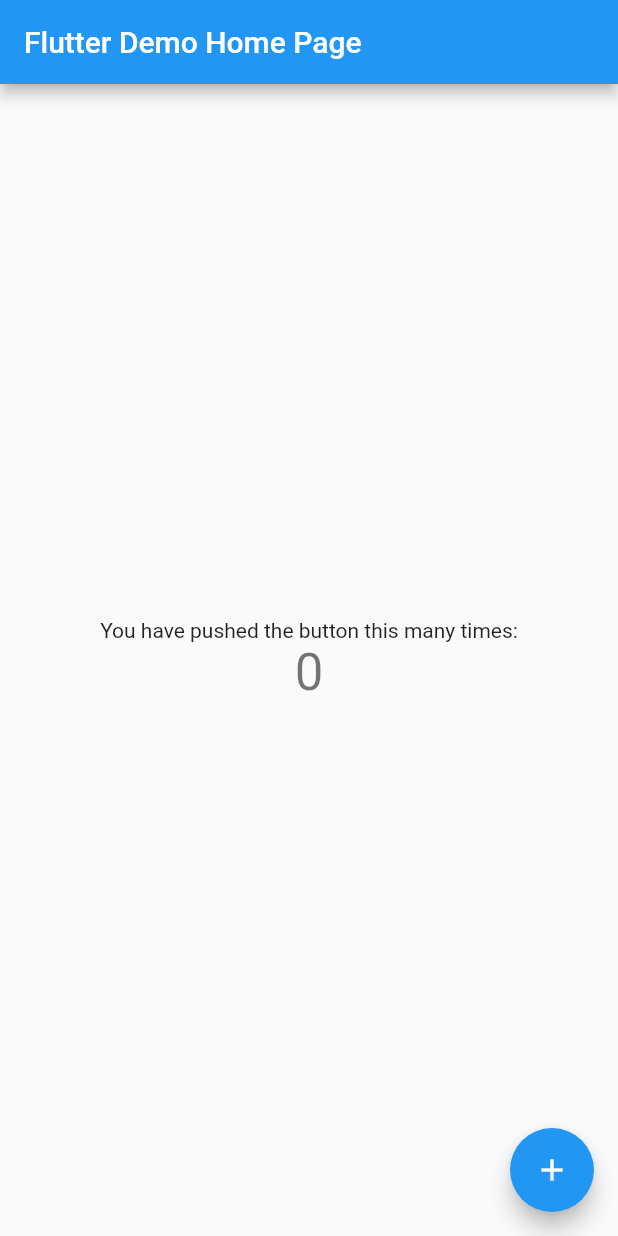
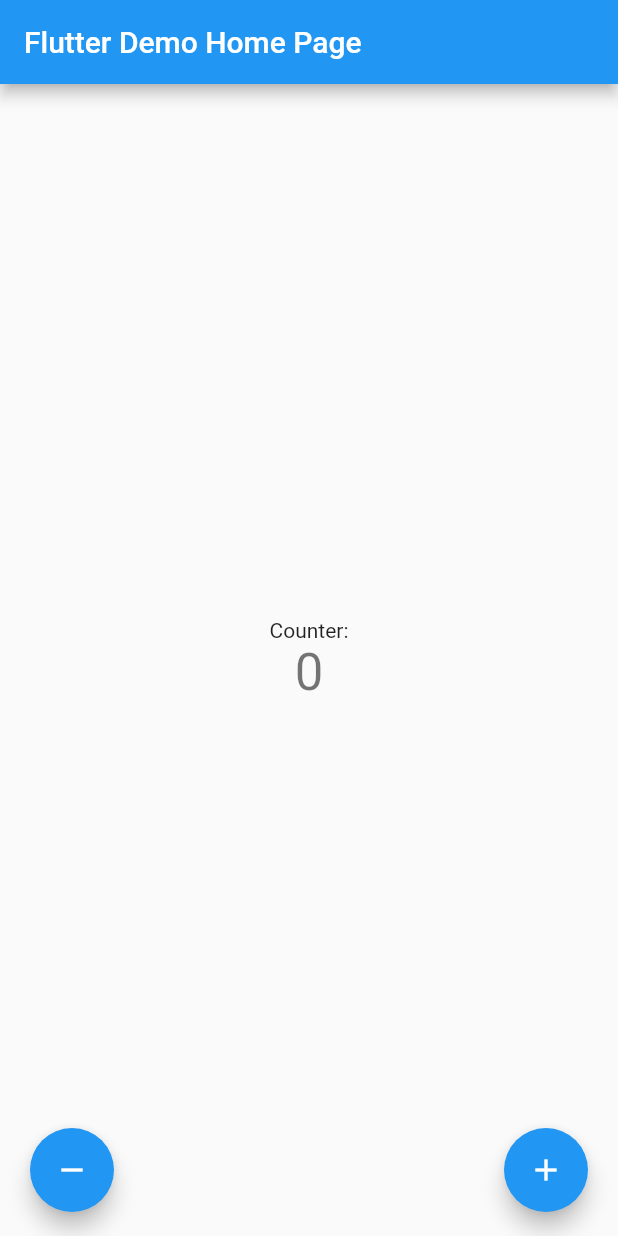
Before and after one commit to sihyun-mity/flutter_tutorial, a Flutter app: the screen it shows after launch, on a phone screen of 412 x 824 dp. Run offline on Flutter 3.47's test engine with Material 2 defaults, Android fonts, the phone set to English and light mode, and no system bars.

```diff
--- a/lib/main.dart
+++ b/lib/main.dart
@@ -61,6 +61,17 @@ class _MyHomePageState extends State<MyHomePage> {
     });
   }
 
+  void _decrementCounter() {
+    setState(() {
+      // This call to setState tells the Flutter framework that something has
+      // changed in this State, which causes it to rerun the build method below
+      // so that the display can reflect the updated values. If we changed
+      // _counter without calling setState(), then the build method would not be
+      // called again, and so nothing would appear to happen.
+      if (_counter > 0) _counter--;
+    });
+  }
+
   @override
   Widget build(BuildContext context) {
     // This method is rerun every time setState is called, for instance as done
@@ -96,7 +107,7 @@ class _MyHomePageState extends State<MyHomePage> {
           mainAxisAlignment: MainAxisAlignment.center,
           children: <Widget>[
             const Text(
-              'You have pushed the button this many times:',
+              'Counter:',
             ),
             Text(
               '$_counter',
@@ -105,11 +116,31 @@ class _MyHomePageState extends State<MyHomePage> {
           ],
         ),
       ),
-      floatingActionButton: FloatingActionButton(
-        onPressed: _incrementCounter,
-        tooltip: 'Increment',
-        child: const Icon(Icons.add),
-      ), // This trailing comma makes auto-formatting nicer for build methods.
+      floatingActionButtonLocation: FloatingActionButtonLocation.centerFloat,
+      floatingActionButton: Stack(
+        children: <Widget>[
+          Align(
+            alignment: Alignment.bottomLeft,
+            child: Container(
+              margin: const EdgeInsets.only(left: 20),
+              child: FloatingActionButton(
+                  onPressed: _decrementCounter,
+                  tooltip: 'Decrement',
+                  child: const Icon(Icons.remove)),
+            ),
+          ),
+          Align(
+            alignment: Alignment.bottomRight,
+            child: Container(
+              margin: const EdgeInsets.only(right: 20),
+              child: FloatingActionButton(
+                  onPressed: _incrementCounter,
+                  tooltip: 'Increment',
+                  child: const Icon(Icons.add)),
+            ),
+          )
+        ],
+      ),
     );
   }
 }
```
